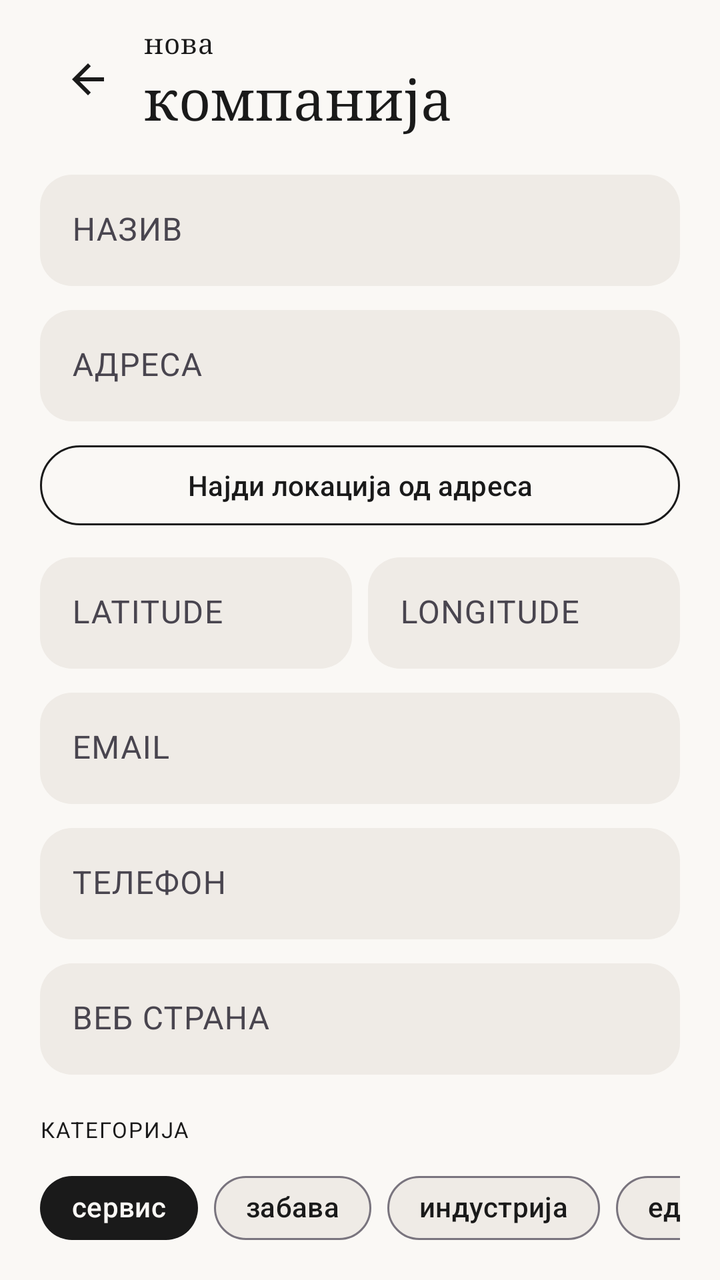
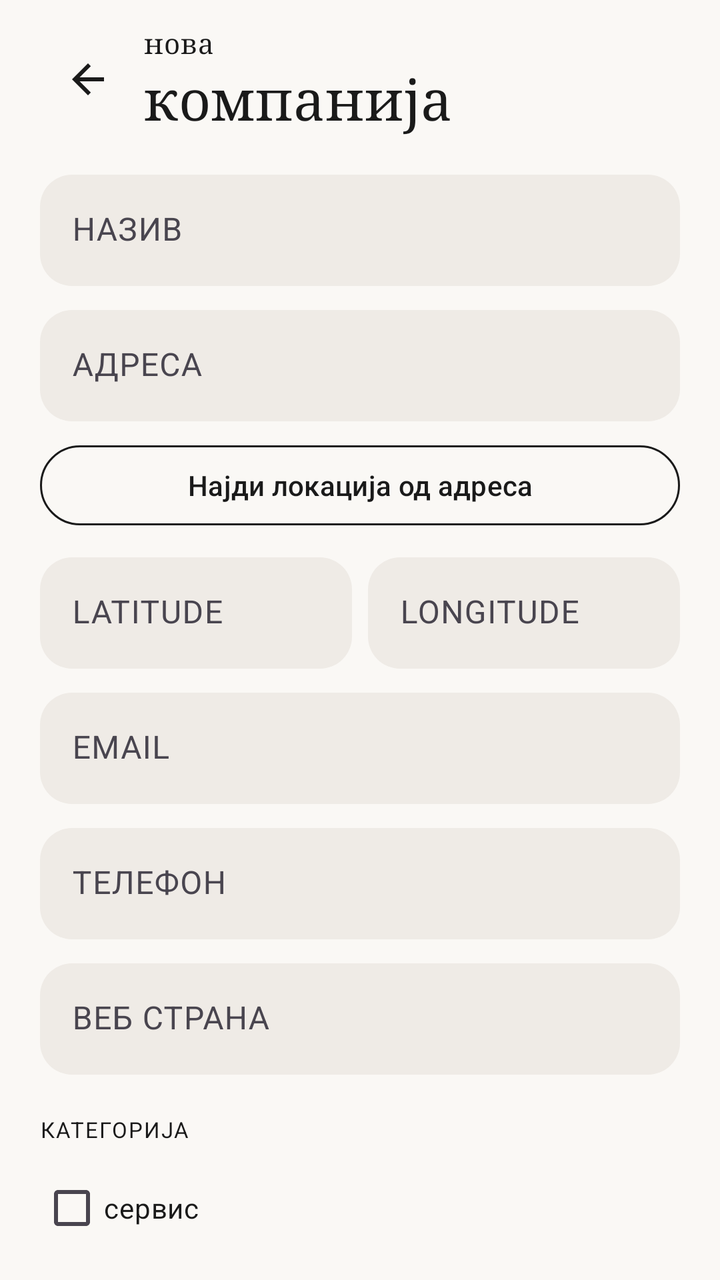

The first picture is an Android layout as it rendered before a commit; the second is the same layout after the commit. The layout source and the unified diff follow.
<!-- AndroidManifest.xml: application theme Theme.Mesto_samostojna -->
<!-- res/layout/activity_add_company.xml -->
<?xml version="1.0" encoding="utf-8"?>
<androidx.core.widget.NestedScrollView xmlns:android="http://schemas.android.com/apk/res/android"
    xmlns:app="http://schemas.android.com/apk/res-auto"
    xmlns:tools="http://schemas.android.com/tools"
    android:layout_width="match_parent"
    android:layout_height="match_parent"
    android:background="@color/cream"
    android:clipToPadding="false"
    android:fillViewport="true"
    android:paddingStart="20dp"
    android:paddingEnd="20dp"
    android:paddingTop="12dp"
    android:paddingBottom="24dp"
    tools:context=".AddCompanyActivity">

        <LinearLayout
            android:layout_width="match_parent"
            android:layout_height="wrap_content"
            android:orientation="vertical">

            
            <LinearLayout
                android:layout_width="match_parent"
                android:layout_height="wrap_content"
                android:gravity="center_vertical"
                android:orientation="horizontal">

                <ImageButton
                    android:id="@+id/btn_back"
                    android:layout_width="48dp"
                    android:layout_height="48dp"
                    android:background="?attr/selectableItemBackgroundBorderless"
                    android:contentDescription="@string/nav_back"
                    android:padding="12dp"
                    android:src="@drawable/ic_arrow_back"
                    app:tint="@color/ink" />

                <LinearLayout
                    android:layout_width="0dp"
                    android:layout_height="wrap_content"
                    android:layout_marginStart="4dp"
                    android:layout_weight="1"
                    android:orientation="vertical">

                    <TextView
                        android:layout_width="wrap_content"
                        android:layout_height="wrap_content"
                        android:fontFamily="serif"
                        android:letterSpacing="0.02"
                        android:text="@string/screen_new_company_title_small"
                        android:textColor="@color/ink"
                        android:textSize="14sp" />

                    <TextView
                        android:layout_width="wrap_content"
                        android:layout_height="wrap_content"
                        android:fontFamily="serif"
                        android:letterSpacing="0.01"
                        android:text="@string/screen_new_company_title_large"
                        android:textColor="@color/ink"
                        android:textSize="28sp" />
                </LinearLayout>
            </LinearLayout>

            <Space
                android:layout_width="match_parent"
                android:layout_height="20dp" />

            <com.google.android.material.textfield.TextInputLayout
                android:id="@+id/til_name"
                style="@style/Widget.Material3.TextInputLayout.FilledBox"
                android:layout_width="match_parent"
                android:layout_height="wrap_content"
                android:hint="@string/label_name"
                app:boxBackgroundColor="@color/linen"
                app:boxCornerRadiusBottomEnd="16dp"
                app:boxCornerRadiusBottomStart="16dp"
                app:boxCornerRadiusTopEnd="16dp"
                app:boxCornerRadiusTopStart="16dp"
                app:boxStrokeWidth="0dp"
                app:boxStrokeWidthFocused="0dp">

                <com.google.android.material.textfield.TextInputEditText
                    android:id="@+id/input_name"
                    android:layout_width="match_parent"
                    android:layout_height="wrap_content"
                    android:inputType="textCapWords"
                    android:textColor="@color/ink" />
            </com.google.android.material.textfield.TextInputLayout>

            <Space
                android:layout_width="match_parent"
                android:layout_height="12dp" />

            <com.google.android.material.textfield.TextInputLayout
                android:id="@+id/til_address"
                style="@style/Widget.Material3.TextInputLayout.FilledBox"
                android:layout_width="match_parent"
                android:layout_height="wrap_content"
                android:hint="@string/label_address"
                app:boxBackgroundColor="@color/linen"
                app:boxCornerRadiusBottomEnd="16dp"
                app:boxCornerRadiusBottomStart="16dp"
                app:boxCornerRadiusTopEnd="16dp"
                app:boxCornerRadiusTopStart="16dp"
                app:boxStrokeWidth="0dp"
                app:boxStrokeWidthFocused="0dp">

                <com.google.android.material.textfield.TextInputEditText
                    android:id="@+id/input_address"
                    android:layout_width="match_parent"
                    android:layout_height="wrap_content"
                    android:inputType="textPostalAddress"
                    android:textColor="@color/ink" />
            </com.google.android.material.textfield.TextInputLayout>

            <com.google.android.material.button.MaterialButton
                android:id="@+id/btn_find_location"
                style="@style/Widget.Material3.Button.OutlinedButton"
                android:layout_width="match_parent"
                android:layout_height="wrap_content"
                android:layout_marginTop="8dp"
                android:text="@string/btn_find_location"
                app:cornerRadius="24dp"
                app:strokeColor="@color/ink" />

            <Space
                android:layout_width="match_parent"
                android:layout_height="12dp" />

            <LinearLayout
                android:layout_width="match_parent"
                android:layout_height="wrap_content"
                android:orientation="horizontal">

                <com.google.android.material.textfield.TextInputLayout
                    android:id="@+id/til_latitude"
                    style="@style/Widget.Material3.TextInputLayout.FilledBox"
                    android:layout_width="0dp"
                    android:layout_height="wrap_content"
                    android:layout_marginEnd="8dp"
                    android:layout_weight="1"
                    android:hint="@string/label_latitude"
                    app:boxBackgroundColor="@color/linen"
                    app:boxCornerRadiusBottomEnd="16dp"
                    app:boxCornerRadiusBottomStart="16dp"
                    app:boxCornerRadiusTopEnd="16dp"
                    app:boxCornerRadiusTopStart="16dp"
                    app:boxStrokeWidth="0dp"
                    app:boxStrokeWidthFocused="0dp">

                    <com.google.android.material.textfield.TextInputEditText
                        android:id="@+id/input_latitude"
                        android:layout_width="match_parent"
                        android:layout_height="wrap_content"
                        android:inputType="numberDecimal|numberSigned"
                        android:textColor="@color/ink" />
                </com.google.android.material.textfield.TextInputLayout>

                <com.google.android.material.textfield.TextInputLayout
                    android:id="@+id/til_longitude"
                    style="@style/Widget.Material3.TextInputLayout.FilledBox"
                    android:layout_width="0dp"
                    android:layout_height="wrap_content"
                    android:layout_weight="1"
                    android:hint="@string/label_longitude"
                    app:boxBackgroundColor="@color/linen"
                    app:boxCornerRadiusBottomEnd="16dp"
                    app:boxCornerRadiusBottomStart="16dp"
                    app:boxCornerRadiusTopEnd="16dp"
                    app:boxCornerRadiusTopStart="16dp"
                    app:boxStrokeWidth="0dp"
                    app:boxStrokeWidthFocused="0dp">

                    <com.google.android.material.textfield.TextInputEditText
                        android:id="@+id/input_longitude"
                        android:layout_width="match_parent"
                        android:layout_height="wrap_content"
                        android:inputType="numberDecimal|numberSigned"
                        android:textColor="@color/ink" />
                </com.google.android.material.textfield.TextInputLayout>
            </LinearLayout>

            <Space
                android:layout_width="match_parent"
                android:layout_height="12dp" />

            <com.google.android.material.textfield.TextInputLayout
                android:id="@+id/til_email"
                style="@style/Widget.Material3.TextInputLayout.FilledBox"
                android:layout_width="match_parent"
                android:layout_height="wrap_content"
                android:hint="@string/label_email"
                app:boxBackgroundColor="@color/linen"
                app:boxCornerRadiusBottomEnd="16dp"
                app:boxCornerRadiusBottomStart="16dp"
                app:boxCornerRadiusTopEnd="16dp"
                app:boxCornerRadiusTopStart="16dp"
                app:boxStrokeWidth="0dp"
                app:boxStrokeWidthFocused="0dp">

                <com.google.android.material.textfield.TextInputEditText
                    android:id="@+id/input_email"
                    android:layout_width="match_parent"
                    android:layout_height="wrap_content"
                    android:inputType="textEmailAddress"
                    android:textColor="@color/ink" />
            </com.google.android.material.textfield.TextInputLayout>

            <Space
                android:layout_width="match_parent"
                android:layout_height="12dp" />

            <com.google.android.material.textfield.TextInputLayout
                android:id="@+id/til_phone"
                style="@style/Widget.Material3.TextInputLayout.FilledBox"
                android:layout_width="match_parent"
                android:layout_height="wrap_content"
                android:hint="@string/label_phone"
                app:boxBackgroundColor="@color/linen"
                app:boxCornerRadiusBottomEnd="16dp"
                app:boxCornerRadiusBottomStart="16dp"
                app:boxCornerRadiusTopEnd="16dp"
                app:boxCornerRadiusTopStart="16dp"
                app:boxStrokeWidth="0dp"
                app:boxStrokeWidthFocused="0dp">

                <com.google.android.material.textfield.TextInputEditText
                    android:id="@+id/input_phone"
                    android:layout_width="match_parent"
                    android:layout_height="wrap_content"
                    android:inputType="phone"
                    android:textColor="@color/ink" />
            </com.google.android.material.textfield.TextInputLayout>

            <Space
                android:layout_width="match_parent"
                android:layout_height="12dp" />

            <com.google.android.material.textfield.TextInputLayout
                android:id="@+id/til_website"
                style="@style/Widget.Material3.TextInputLayout.FilledBox"
                android:layout_width="match_parent"
                android:layout_height="wrap_content"
                android:hint="@string/label_website"
                app:boxBackgroundColor="@color/linen"
                app:boxCornerRadiusBottomEnd="16dp"
                app:boxCornerRadiusBottomStart="16dp"
                app:boxCornerRadiusTopEnd="16dp"
                app:boxCornerRadiusTopStart="16dp"
                app:boxStrokeWidth="0dp"
                app:boxStrokeWidthFocused="0dp">

                <com.google.android.material.textfield.TextInputEditText
                    android:id="@+id/input_website"
                    android:layout_width="match_parent"
                    android:layout_height="wrap_content"
                    android:inputType="textUri"
                    android:textColor="@color/ink" />
            </com.google.android.material.textfield.TextInputLayout>

            <Space
                android:layout_width="match_parent"
                android:layout_height="20dp" />

            <TextView
                android:layout_width="wrap_content"
                android:layout_height="wrap_content"
                android:letterSpacing="0.06"
                android:text="@string/label_category"
                android:textAllCaps="true"
                android:textColor="@color/ink"
                android:textSize="11sp" />

            <HorizontalScrollView
                android:layout_width="match_parent"
                android:layout_height="wrap_content"
                android:layout_marginTop="8dp"
                android:scrollbars="none">

                <com.google.android.material.chip.ChipGroup
                    android:id="@+id/chip_group_category"
                    android:layout_width="wrap_content"
                    android:layout_height="wrap_content"
                    app:checkedChip="@id/chip_service"
                    app:selectionRequired="true"
                    app:singleLine="true"
                    app:singleSelection="true">

                    <com.google.android.material.chip.Chip
                        android:id="@+id/chip_service"
                        style="@style/Widget.Material3.Chip.Filter"
                        android:layout_width="wrap_content"
                        android:layout_height="wrap_content"
                        android:text="@string/cat_service"
                        android:textColor="@color/chip_text_selector"
                        app:chipBackgroundColor="@color/chip_background_selector"
                        app:chipCornerRadius="24dp"
                        app:checkedIconVisible="false" />

                    <com.google.android.material.chip.Chip
                        android:id="@+id/chip_entertainment"
                        style="@style/Widget.Material3.Chip.Filter"
                        android:layout_width="wrap_content"
                        android:layout_height="wrap_content"
                        android:text="@string/cat_entertainment"
                        android:textColor="@color/chip_text_selector"
                        app:chipBackgroundColor="@color/chip_background_selector"
                        app:chipCornerRadius="24dp"
                        app:checkedIconVisible="false" />

                    <com.google.android.material.chip.Chip
                        android:id="@+id/chip_industry"
                        style="@style/Widget.Material3.Chip.Filter"
                        android:layout_width="wrap_content"
                        android:layout_height="wrap_content"
                        android:text="@string/cat_industry"
                        android:textColor="@color/chip_text_selector"
                        app:chipBackgroundColor="@color/chip_background_selector"
                        app:chipCornerRadius="24dp"
                        app:checkedIconVisible="false" />

                    <com.google.android.material.chip.Chip
                        android:id="@+id/chip_education"
                        style="@style/Widget.Material3.Chip.Filter"
                        android:layout_width="wrap_content"
                        android:layout_height="wrap_content"
                        android:text="@string/cat_education"
                        android:textColor="@color/chip_text_selector"
                        app:chipBackgroundColor="@color/chip_background_selector"
                        app:chipCornerRadius="24dp"
                        app:checkedIconVisible="false" />
                </com.google.android.material.chip.ChipGroup>
            </HorizontalScrollView>

            <Space
                android:layout_width="match_parent"
                android:layout_height="20dp" />

            <TextView
                android:layout_width="wrap_content"
                android:layout_height="wrap_content"
                android:letterSpacing="0.06"
                android:text="@string/label_location"
                android:textAllCaps="true"
                android:textColor="@color/ink"
                android:textSize="11sp" />

            <LinearLayout
                android:id="@+id/location_preview"
                android:layout_width="match_parent"
                android:layout_height="wrap_content"
                android:layout_marginTop="8dp"
                android:background="@drawable/bg_location_card"
                android:gravity="center_vertical"
                android:orientation="horizontal"
                android:padding="14dp">

                <ImageView
                    android:layout_width="22dp"
                    android:layout_height="22dp"
                    android:contentDescription="@string/label_location"
                    android:importantForAccessibility="no"
                    android:src="@drawable/ic_location_pin" />

                <TextView
                    android:id="@+id/text_location_coords"
                    android:layout_width="0dp"
                    android:layout_height="wrap_content"
                    android:layout_marginStart="10dp"
                    android:layout_weight="1"
                    android:fontFamily="sans-serif-medium"
                    android:text="@string/location_placeholder"
                    android:textColor="@color/ink"
                    android:textSize="14sp" />
            </LinearLayout>

            <Space
                android:layout_width="match_parent"
                android:layout_height="28dp" />

            <com.google.android.material.button.MaterialButton
                android:id="@+id/btn_save"
                style="@style/Widget.Material3.Button"
                android:layout_width="match_parent"
                android:layout_height="56dp"
                android:insetTop="0dp"
                android:insetBottom="0dp"
                android:text="@string/btn_save"
                android:textAllCaps="true"
                android:textSize="15sp"
                app:backgroundTint="@color/ink"
                app:cornerRadius="28dp" />
        </LinearLayout>
</androidx.core.widget.NestedScrollView>
<!-- resources referenced by this layout -->
<resources>
  <color name="cream">#FAF8F5</color>
  <color name="ink">#1A1A1A</color>
  <color name="linen">#EFEBE6</color>
  <!-- drawable bg_location_card (drawable) -->
  <?xml version="1.0" encoding="utf-8"?>
  <shape xmlns:android="http://schemas.android.com/apk/res/android"
      android:shape="rectangle">
      <solid android:color="@color/linen" />
      <corners android:radius="16dp" />
      <stroke
          android:width="1dp"
          android:color="@color/sand" />
  </shape>
  <!-- drawable ic_arrow_back (drawable) -->
  <?xml version="1.0" encoding="utf-8"?>
  <vector xmlns:android="http://schemas.android.com/apk/res/android"
      android:width="24dp"
      android:height="24dp"
      android:viewportWidth="24"
      android:viewportHeight="24">
      <path
          android:fillColor="#FF000000"
          android:pathData="M20,11H7.83l5.59,-5.59L12,4l-8,8 8,8 1.41,-1.41L7.83,13H20v-2z" />
  </vector>
  <!-- drawable ic_location_pin (drawable) -->
  <?xml version="1.0" encoding="utf-8"?>
  <vector xmlns:android="http://schemas.android.com/apk/res/android"
      android:width="24dp"
      android:height="24dp"
      android:viewportWidth="24"
      android:viewportHeight="24">
      <path
          android:fillColor="#B87D6B"
          android:pathData="M12,2C8.13,2 5,5.13 5,9c0,5.25 7,13 7,13s7,-7.75 7,-13c0,-3.87 -3.13,-7 -7,-7zM12,11.5c-1.38,0 -2.5,-1.12 -2.5,-2.5s1.12,-2.5 2.5,-2.5 2.5,1.12 2.5,2.5 -1.12,2.5 -2.5,2.5z" />
  </vector>
  <string name="btn_find_location">Најди локација од адреса</string>
  <string name="btn_save">ЗАЧУВАЈ</string>
  <string name="cat_education">едукација</string>
  <string name="cat_entertainment">забава</string>
  <string name="cat_industry">индустрија</string>
  <string name="cat_service">сервис</string>
  <string name="label_address">АДРЕСА</string>
  <string name="label_category">КАТЕГОРИЈА</string>
  <string name="label_email">EMAIL</string>
  <string name="label_latitude">LATITUDE</string>
  <string name="label_location">ЛОКАЦИЈА</string>
  <string name="label_longitude">LONGITUDE</string>
  <string name="label_name">НАЗИВ</string>
  <string name="label_phone">ТЕЛЕФОН</string>
  <string name="label_website">ВЕБ СТРАНА</string>
  <string name="location_placeholder">41.7452° N - 22.1939° E</string>
  <string name="nav_back">Назад</string>
  <string name="screen_new_company_title_large">компанија</string>
  <string name="screen_new_company_title_small">нова</string>
  <style name="Theme.Mesto_samostojna" parent="Base.Theme.Mesto_samostojna" />
  <color name="sand">#D9CFC4</color>
  <style name="Base.Theme.Mesto_samostojna" parent="Theme.Material3.DayNight.NoActionBar">
          <item name="android:statusBarColor">@color/cream</item>
          <item name="android:navigationBarColor">@color/cream</item>
          <item name="android:windowLightStatusBar">true</item>
          <item name="colorPrimary">@color/ink</item>
          <item name="colorSurface">@color/cream</item>
          <item name="android:colorBackground">@color/cream</item>
      </style>
</resources>

<!-- the commit's change to res/layout/activity_add_company.xml (unified diff, before → after) -->
@@ -272,66 +272,40 @@
                 android:textColor="@color/ink"
                 android:textSize="11sp" />
 
-            <HorizontalScrollView
+            <LinearLayout
                 android:layout_width="match_parent"
                 android:layout_height="wrap_content"
                 android:layout_marginTop="8dp"
-                android:scrollbars="none">
-
-                <com.google.android.material.chip.ChipGroup
-                    android:id="@+id/chip_group_category"
-                    android:layout_width="wrap_content"
-                    android:layout_height="wrap_content"
-                    app:checkedChip="@id/chip_service"
-                    app:selectionRequired="true"
-                    app:singleLine="true"
-                    app:singleSelection="true">
-
-                    <com.google.android.material.chip.Chip
-                        android:id="@+id/chip_service"
-                        style="@style/Widget.Material3.Chip.Filter"
-                        android:layout_width="wrap_content"
-                        android:layout_height="wrap_content"
-                        android:text="@string/cat_service"
-                        android:textColor="@color/chip_text_selector"
-                        app:chipBackgroundColor="@color/chip_background_selector"
-                        app:chipCornerRadius="24dp"
-                        app:checkedIconVisible="false" />
-
-                    <com.google.android.material.chip.Chip
-                        android:id="@+id/chip_entertainment"
-                        style="@style/Widget.Material3.Chip.Filter"
-                        android:layout_width="wrap_content"
-                        android:layout_height="wrap_content"
-                        android:text="@string/cat_entertainment"
-                        android:textColor="@color/chip_text_selector"
-                        app:chipBackgroundColor="@color/chip_background_selector"
-                        app:chipCornerRadius="24dp"
-                        app:checkedIconVisible="false" />
-
-                    <com.google.android.material.chip.Chip
-                        android:id="@+id/chip_industry"
-                        style="@style/Widget.Material3.Chip.Filter"
-                        android:layout_width="wrap_content"
-                        android:layout_height="wrap_content"
-                        android:text="@string/cat_industry"
-                        android:textColor="@color/chip_text_selector"
-                        app:chipBackgroundColor="@color/chip_background_selector"
-                        app:chipCornerRadius="24dp"
-                        app:checkedIconVisible="false" />
-
-                    <com.google.android.material.chip.Chip
-                        android:id="@+id/chip_education"
-                        style="@style/Widget.Material3.Chip.Filter"
-                        android:layout_width="wrap_content"
-                        android:layout_height="wrap_content"
-                        android:text="@string/cat_education"
-                        android:textColor="@color/chip_text_selector"
-                        app:chipBackgroundColor="@color/chip_background_selector"
-                        app:chipCornerRadius="24dp"
-                        app:checkedIconVisible="false" />
-                </com.google.android.material.chip.ChipGroup>
-            </HorizontalScrollView>
+                android:orientation="vertical">
+
+                <com.google.android.material.checkbox.MaterialCheckBox
+                    android:id="@+id/cb_cat_service"
+                    android:layout_width="match_parent"
+                    android:layout_height="wrap_content"
+                    android:text="@string/cat_service"
+                    android:textColor="@color/ink" />
+
+                <com.google.android.material.checkbox.MaterialCheckBox
+                    android:id="@+id/cb_cat_entertainment"
+                    android:layout_width="match_parent"
+                    android:layout_height="wrap_content"
+                    android:text="@string/cat_entertainment"
+                    android:textColor="@color/ink" />
+
+                <com.google.android.material.checkbox.MaterialCheckBox
+                    android:id="@+id/cb_cat_industry"
+                    android:layout_width="match_parent"
+                    android:layout_height="wrap_content"
+                    android:text="@string/cat_industry"
+                    android:textColor="@color/ink" />
+
+                <com.google.android.material.checkbox.MaterialCheckBox
+                    android:id="@+id/cb_cat_education"
+                    android:layout_width="match_parent"
+                    android:layout_height="wrap_content"
+                    android:text="@string/cat_education"
+                    android:textColor="@color/ink" />
+            </LinearLayout>
 
             <Space
                 android:layout_width="match_parent"
